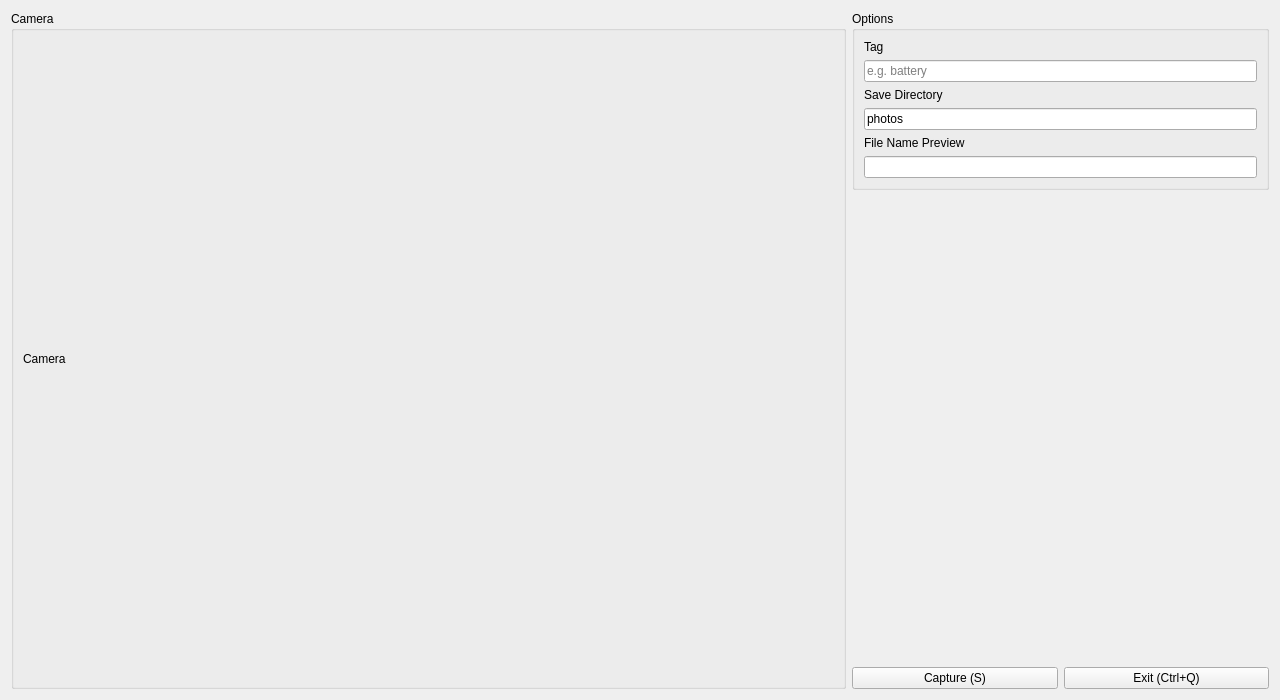
This is image_capture_tool.ui in MaxwellJay256/image_capture_tool as Qt 5 draws it before an edit. The edited form follows.
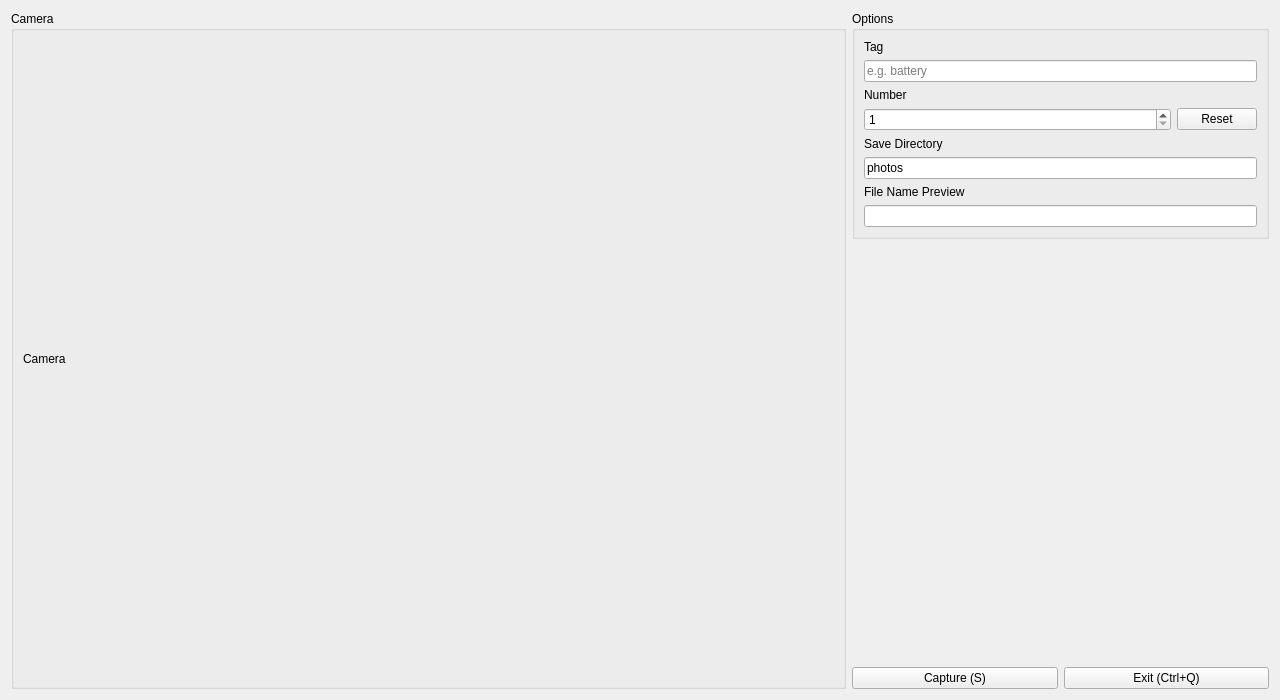
This is the edited form. Custom widgets are drawn as their Qt base class.

Commit message: dev: change file name suffix from date & time to numbers

What changed in the file:
```diff
--- a/image_capture_tool.ui
+++ b/image_capture_tool.ui
@@ -37,7 +37,7 @@
     </widget>
    </item>
    <item>
-    <layout class="QVBoxLayout" name="verticalLayout_3" stretch="0,1,0">
+    <layout class="QVBoxLayout" name="verticalLayout_3" stretch="0,0,0">
      <item>
       <widget class="QGroupBox" name="groupBox">
        <property name="title">
@@ -58,6 +58,46 @@
           </property>
          </widget>
         </item>
+        <item>
+         <widget class="BodyLabel" name="label_number">
+          <property name="text">
+           <string>Number</string>
+          </property>
+         </widget>
+        </item>
+        <item>
+         <layout class="QHBoxLayout" name="horizontalLayout_2" stretch="1,0">
+          <item>
+           <widget class="SpinBox" name="spinBox_FileNumber">
+            <property name="wrapping">
+             <bool>false</bool>
+            </property>
+            <property name="readOnly">
+             <bool>false</bool>
+            </property>
+            <property name="suffix">
+             <string/>
+            </property>
+            <property name="minimum">
+             <number>1</number>
+            </property>
+            <property name="maximum">
+             <number>9999</number>
+            </property>
+            <property name="value">
+             <number>1</number>
+            </property>
+           </widget>
+          </item>
+          <item>
+           <widget class="PushButton" name="pushButton_Reset">
+            <property name="text">
+             <string>Reset</string>
+            </property>
+           </widget>
+          </item>
+         </layout>
+        </item>
         <item>
          <widget class="BodyLabel" name="label_savedir">
           <property name="text">
@@ -159,6 +199,11 @@
    <extends>QLabel</extends>
    <header>qfluentwidgets</header>
   </customwidget>
+  <customwidget>
+   <class>SpinBox</class>
+   <extends>QSpinBox</extends>
+   <header>qfluentwidgets</header>
+  </customwidget>
  </customwidgets>
  <resources/>
  <connections/>
```
Left out of the diff: 2 changed lines with no effect on the pictures. The commit also changes 2 other files.
